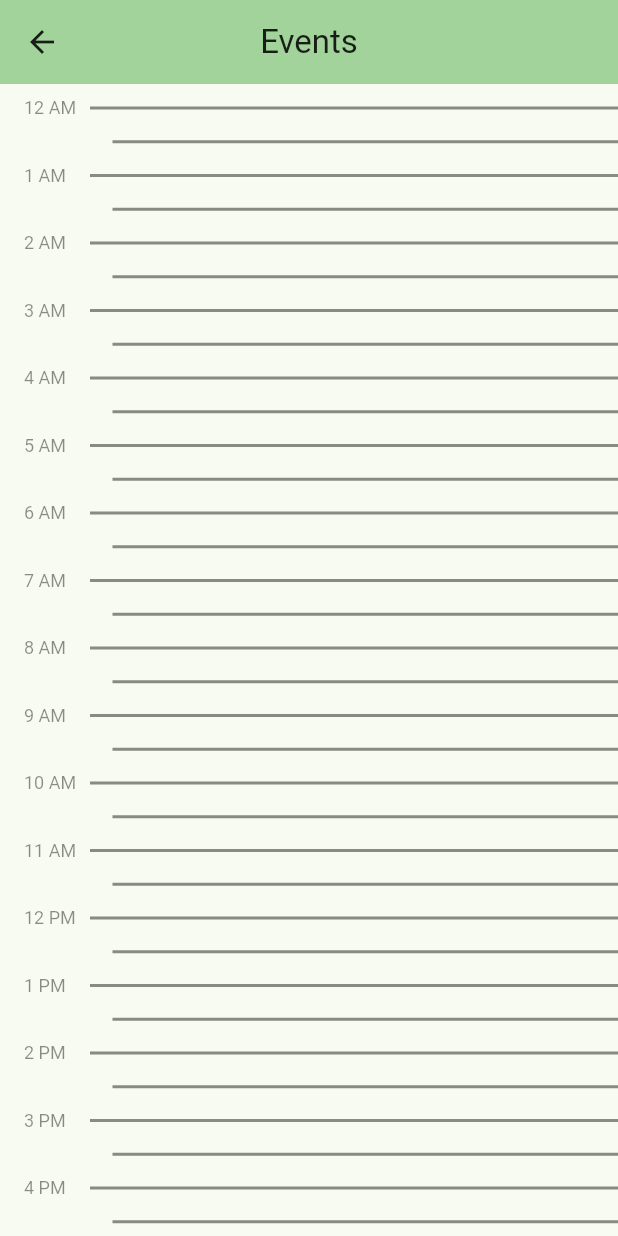
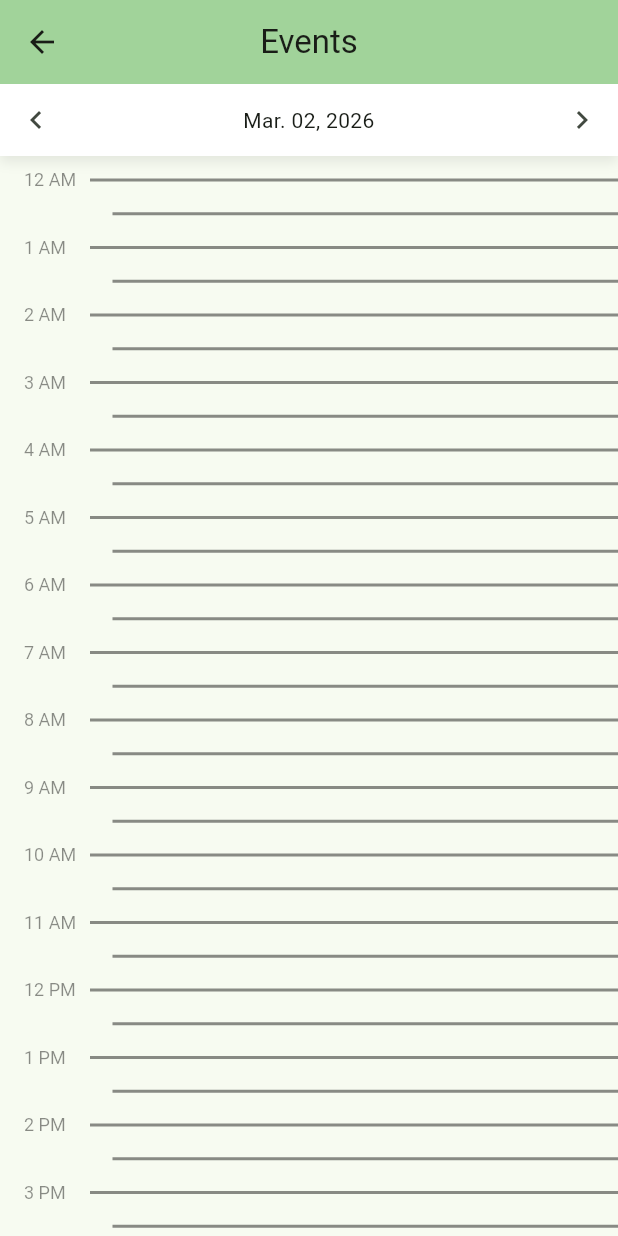
Before and after one commit to corey-mitchell/accountabill, a Flutter app: the EventsPage screen opened by its route, on a phone screen of 412 x 824 dp. Run offline on Flutter 3.47's test engine with Material 3 defaults, Android fonts, the phone set to English and light mode, and no system bars; our stand-ins replace fl_chart.

Commit message:
Added date picker to the events page. Now to add in some local storage for the events.

```diff
--- a/lib/pages/events.dart
+++ b/lib/pages/events.dart
@@ -1,4 +1,5 @@
 import 'package:accountabill/models/calendar_event.dart';
+import 'package:accountabill/widgets/custom_date_picker.dart';
 import 'package:accountabill/widgets/custom_time_picker.dart';
 import 'package:accountabill/pages/handle_event.dart';
 import 'package:flutter/material.dart';
@@ -20,6 +21,33 @@ class EventsPage extends StatefulWidget {
 class _EventsPageState extends State<EventsPage> {
   static DateTime date = DateTime.now();
   final Map<String, CalendarEvent> _events = {};
+  int pageIndex = 0;
+
+  /// Handle setting the date object
+  void _setDate(DateTime newDate) {
+    setState(() {
+      date = newDate;
+    });
+  }
+
+  /// Handle progressing the date by one day
+  void _nextDay() {
+    _setDate(date.add(const Duration(days: 1)));
+    _setPageIndex(pageIndex + 1);
+  }
+
+  /// Handle regressing the date by one day
+  void _prevDay() {
+    _setDate(date.subtract(const Duration(days: 1)));
+    _setPageIndex(pageIndex - 1);
+  }
+
+  /// Handle setting calendar page index
+  void _setPageIndex(int index) {
+    setState(() {
+      pageIndex = index;
+    });
+  }
 
   /// Handle event creation
   void _createEvent(DateTime time) async {
@@ -32,8 +60,6 @@ class _EventsPageState extends State<EventsPage> {
     if (eventInput == null || eventInput.title.isEmpty) return;
     final start = eventInput.start;
     final end = eventInput.end;
-
-    setState(() {
     final newEvent = CalendarEvent(
       start: start,
       end: end,
@@ -41,6 +67,11 @@ class _EventsPageState extends State<EventsPage> {
       description: eventInput.description,
       hasReminderSet: eventInput.hasReminderSet,
     );
+
+    // TODO: Add event to storage
+
+    // Update UI
+    setState(() {
       _events[newEvent.id] = newEvent;
     });
 
@@ -70,6 +101,9 @@ class _EventsPageState extends State<EventsPage> {
     final start = eventInput.start;
     final end = eventInput.end;
 
+    // TODO: Update event in storage
+
+    // Update UI
     setState(() {
       _events[event.id] = CalendarEvent(
         start: start,
@@ -90,6 +124,9 @@ class _EventsPageState extends State<EventsPage> {
 
   /// Handle event deletion
   void _deleteEvent(CalendarEvent event) {
+    // TODO: Delete event from storage
+
+    // Update UI
     setState(() {
       _events.remove(event.id);
     });
@@ -119,11 +156,27 @@ class _EventsPageState extends State<EventsPage> {
 
   /// Page UI main widget
   Widget _buildUI(BuildContext context) {
-    return CustomTimePicker(
+    return Column(
+      children: [
+        CustomDatePicker(
+          date: date,
+          setDate: _setDate,
+          nextDay: _nextDay,
+          prevDay: _prevDay,
+        ),
+        Expanded(
+          child: CustomTimePicker(
             date: date,
             events: _events,
+            pageIndex: pageIndex,
+            setPageIndex: _setPageIndex,
+            nextDay: _nextDay,
+            prevDay: _prevDay,
             createEvent: _createEvent,
             updateEvent: _updateEvent,
+          ),
+        ),
+      ],
     );
   }
 }
--- a/lib/utils/date_time_builder.dart
+++ b/lib/utils/date_time_builder.dart
@@ -1,4 +1,19 @@
 import 'package:flutter/material.dart';
+
+const months = [
+  "Jan",
+  "Feb",
+  "Mar",
+  "Apr",
+  "May",
+  "Jun",
+  "Jul",
+  "Aug",
+  "Sep",
+  "Oct",
+  "Nov",
+  "Dec",
+];
 
 /// Helper method for converting TimeOfDay to DateTime
 DateTime timeOfDayToDateTime(DateTime date, TimeOfDay time) {
@@ -39,3 +54,12 @@ TimeOfDay parseTimeOfDay(String input) {
 
   return TimeOfDay(hour: hour, minute: minute);
 }
+
+/// Helper function for formatting a DateTime object to MMM. dd, yyyy string
+String formatDate(DateTime date) {
+  final month = months[date.month - 1];
+  final day = date.day.toString().padLeft(2, '0');
+  final year = date.year;
+
+  return "$month. $day, $year";
+}
--- /dev/null
+++ b/lib/widgets/custom_date_picker.dart
@@ -0,0 +1,96 @@
+import 'package:accountabill/utils/date_time_builder.dart';
+import 'package:flutter/material.dart';
+
+/// A date picker bar
+///
+/// This is meant to be used in conjunction with the
+/// custom time picker Widget. Together they comprise the events
+/// page.
+///
+/// @param DateTime date;
+/// @param void Function(DateTime date) setDate;
+/// @param void Function() nextDay;
+/// @param void Function() prevDay;
+class CustomDatePicker extends StatelessWidget {
+  final DateTime date;
+  final void Function(DateTime date) setDate;
+  final void Function() nextDay;
+  final void Function() prevDay;
+
+  const CustomDatePicker({
+    super.key,
+    required this.date,
+    required this.setDate,
+    required this.nextDay,
+    required this.prevDay,
+  });
+
+  /// Page scaffold
+  @override
+  Widget build(BuildContext context) {
+    return Semantics(
+      container: true,
+      label: 'Currently selected date is ${formatDate(date)}',
+      child: Container(
+        height: 48,
+        decoration: BoxDecoration(
+          color: Colors.white,
+          boxShadow: [
+            BoxShadow(
+              color: Color.fromRGBO(0, 0, 0, 0.08),
+              offset: Offset(0, 4),
+              blurRadius: 6,
+            ),
+          ],
+        ),
+        child: Row(
+          children: [
+            // Previous day
+            Center(
+              child: IconButton(
+                icon: Icon(Icons.chevron_left),
+                onPressed: prevDay,
+              ),
+            ),
+
+            // Date selector
+            Expanded(
+              child: GestureDetector(
+                onTap: () {
+                  _pickDate(context, (newDate) => setDate(newDate));
+                },
+                child: Center(
+                  child: Text(formatDate(date), textAlign: TextAlign.center),
+                ),
+              ),
+            ),
+
+            // Next day
+            Center(
+              child: IconButton(
+                icon: Icon(Icons.chevron_right),
+                onPressed: nextDay,
+              ),
+            ),
+          ],
+        ),
+      ),
+    );
+  }
+
+  // Helper function for converting text into date picker
+  Future<void> _pickDate(
+    BuildContext context,
+    ValueChanged<DateTime> onSelected,
+  ) async {
+    final newDate = await showDatePicker(
+      context: context,
+      firstDate: DateTime(2026),
+      lastDate: DateTime(2050),
+    );
+
+    if (newDate != null) {
+      onSelected(newDate);
+    }
+  }
+}
--- a/lib/widgets/custom_time_picker.dart
+++ b/lib/widgets/custom_time_picker.dart
@@ -17,28 +17,85 @@ import 'package:flutter/material.dart';
 /// @param Map<String, CalendarEvent> events;
 /// @param void Function(DateTime time) createEvent;
 /// @param void Function(CalendarEvent event) updateEvent;
+/// @param void Function() nextDay;
+/// @param void Function() prevDay;
 /// @return StatelessWidget;
-class CustomTimePicker extends StatelessWidget {
+class CustomTimePicker extends StatefulWidget {
   final DateTime date;
   final Map<String, CalendarEvent> events;
+  final int pageIndex;
+  final void Function(int index) setPageIndex;
   final void Function(DateTime time) createEvent;
   final void Function(CalendarEvent event) updateEvent;
-  static const double pixelsPerMinute = .75;
-  static const double totalHeight = 24 * 60 * pixelsPerMinute;
+  final void Function() nextDay;
+  final void Function() prevDay;
 
   const CustomTimePicker({
     super.key,
     required this.date,
     required this.events,
+    required this.pageIndex,
+    required this.setPageIndex,
     required this.createEvent,
     required this.updateEvent,
+    required this.nextDay,
+    required this.prevDay,
   });
 
   @override
+  State<CustomTimePicker> createState() => _CustomTimePickerState();
+}
+
+class _CustomTimePickerState extends State<CustomTimePicker> {
+  static const double pixelsPerMinute = .75;
+  static const double totalHeight = 24 * 60 * pixelsPerMinute;
+  late final PageController _pageController;
+
+  /// Handle initializing state for page controller
+  @override
+  void initState() {
+    super.initState();
+    _pageController = PageController(initialPage: widget.pageIndex);
+  }
+
+  /// Dispose of page controller to prevent memory leaks
+  @override
+  void dispose() {
+    _pageController.dispose();
+    super.dispose();
+  }
+
+  /// Handle did update life cycle for triggering page animation from sibling component
+  /// Currently causing issues
+  //   @override
+  //   void didUpdateWidget(covariant CustomTimePicker oldWidget) {
+  //     super.didUpdateWidget(oldWidget);
+
+  //     if (oldWidget.pageIndex != widget.pageIndex) {
+  //       _pageController.animateToPage(
+  //         widget.pageIndex,
+  //         duration: const Duration(milliseconds: 300),
+  //         curve: Curves.easeOutCubic,
+  //       );
+  //     }
+  //   }
+
+  @override
   Widget build(BuildContext context) {
+    return PageView.builder(
+      controller: _pageController,
+      onPageChanged: (index) {
+        if (index > widget.pageIndex) {
+          widget.nextDay();
+        } else {
+          widget.prevDay();
+        }
+        widget.setPageIndex(index);
+      },
+      itemBuilder: (context, index) {
         return Semantics(
           container: true,
-      label: 'Schedule for $date', // TODO: Format date
+          label: 'Schedule for ${formatDate(widget.date)}',
           child: SingleChildScrollView(
             padding: EdgeInsets.only(
               top: 16,
@@ -55,6 +112,8 @@ class CustomTimePicker extends StatelessWidget {
               ),
             ),
           ),
+        );
+      },
     );
   }
 
@@ -85,14 +144,14 @@ class CustomTimePicker extends StatelessWidget {
             button: true,
             label: 'Add event at ${formatHour(time)}',
             onTap: () {
-              final dateTime = timeOfDayToDateTime(date, time);
-              createEvent(dateTime);
+              final dateTime = timeOfDayToDateTime(widget.date, time);
+              widget.createEvent(dateTime);
             },
             child: GestureDetector(
               behavior: HitTestBehavior.translucent,
               onTap: () {
-                final dateTime = timeOfDayToDateTime(date, time);
-                createEvent(dateTime);
+                final dateTime = timeOfDayToDateTime(widget.date, time);
+                widget.createEvent(dateTime);
               },
               child: const SizedBox.expand(),
             ),
@@ -107,6 +166,9 @@ class CustomTimePicker extends StatelessWidget {
     double minutesSinceMidnight(DateTime dt) {
       return dt.hour * 60 + dt.minute + dt.second / 60 + dt.millisecond / 60000;
     }
+
+    final Map<String, CalendarEvent> events = widget.events;
+    events.removeWhere((key, value) => value.start.day != widget.date.day);
 
     return Stack(
       children: events.values.map((event) {
@@ -127,7 +189,7 @@ class CustomTimePicker extends StatelessWidget {
             label: "${event.title}, from $start to $end",
             hint: "Tap to edit",
             child: GestureDetector(
-              onTap: () => updateEvent(event),
+              onTap: () => widget.updateEvent(event),
               child: Container(
                 padding: EdgeInsets.only(top: 8, left: 16, right: 16),
                 decoration: BoxDecoration(
@@ -169,8 +231,7 @@ class _GridPainter extends CustomPainter {
   @override
   void paint(Canvas canvas, Size size) {
     final paint = Paint()
-      ..color = Colors
-          .black45 // TODO: Update to be theme aware
+      ..color = Colors.black45
       ..strokeWidth = 2;
 
     final textStyle = const TextStyle(color: Colors.black45, fontSize: 12);
```
Lines whose indentation alone changed are shown as unchanged.
